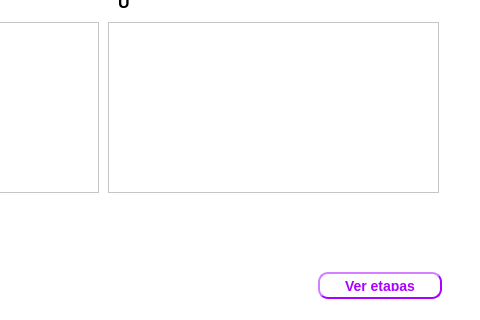
First picture: the form in UI/solucionecuacionesfactorizaciondirecta.ui, repository dhoyoso/AnalisisNumerico, before the edit; both pictures show x 342 to 822 and y 328 to 648 of the 909 by 648 pixel window.
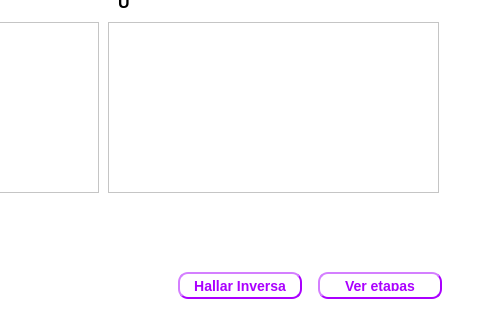
Second picture: the form after the edit.

The edit to the form file:
```diff
--- a/UI/solucionecuacionesfactorizaciondirecta.ui
+++ b/UI/solucionecuacionesfactorizaciondirecta.ui
@@ -183,6 +183,36 @@
     <string>&lt;html&gt;&lt;head/&gt;&lt;body&gt;&lt;p align=&quot;center&quot;&gt;&lt;span style=&quot; font-size:18pt; font-weight:600; color:#ffffff;&quot;&gt;Sistemas de ecuaciones&lt;/span&gt;&lt;/p&gt;&lt;/body&gt;&lt;/html&gt;</string>
    </property>
   </widget>
+  <widget class="QPushButton" name="inversa">
+   <property name="geometry">
+    <rect>
+     <x>520</x>
+     <y>600</y>
+     <width>124</width>
+     <height>27</height>
+    </rect>
+   </property>
+   <property name="font">
+    <font>
+     <pointsize>-1</pointsize>
+     <weight>75</weight>
+     <italic>false</italic>
+     <bold>true</bold>
+    </font>
+   </property>
+   <property name="styleSheet">
+    <string notr="true">color: rgb(170, 0, 255);
+	border-width: 2px;
+    border-style: outset;
+    border-radius: 10px;
+    border-color:rgb(170, 0, 255);
+    font: bold 14px;
+    padding: 6px;</string>
+   </property>
+   <property name="text">
+    <string>Hallar Inversa</string>
+   </property>
+  </widget>
  </widget>
  <resources/>
  <connections/>
```
